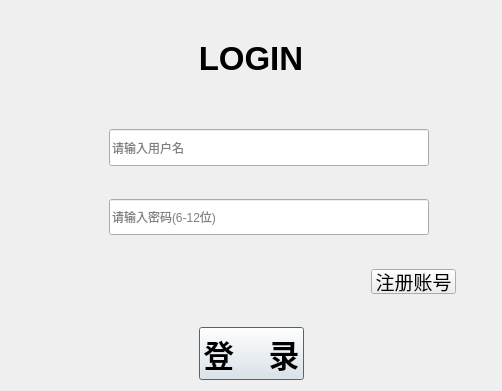
Old version of the form loginwindow.ui in the repository Zhang-Yiiiiii/BlackAndWhite.
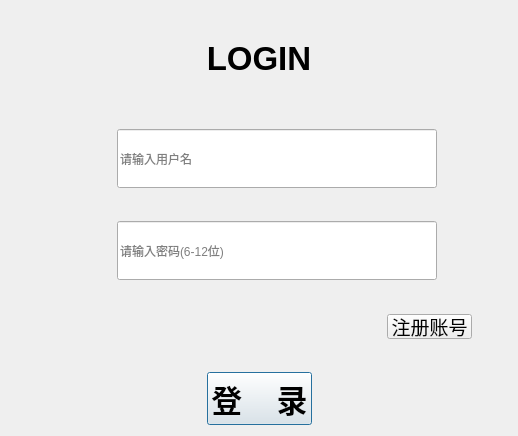
New version of the form. Icons and pictures are not drawn.

What changed in the file:
```diff
--- a/loginwindow.ui
+++ b/loginwindow.ui
@@ -6,8 +6,8 @@
    <rect>
     <x>0</x>
     <y>0</y>
-    <width>502</width>
-    <height>391</height>
+    <width>518</width>
+    <height>436</height>
    </rect>
   </property>
   <property name="sizePolicy">
```
Left out of the diff: 4 changed lines with no effect on the pictures.
